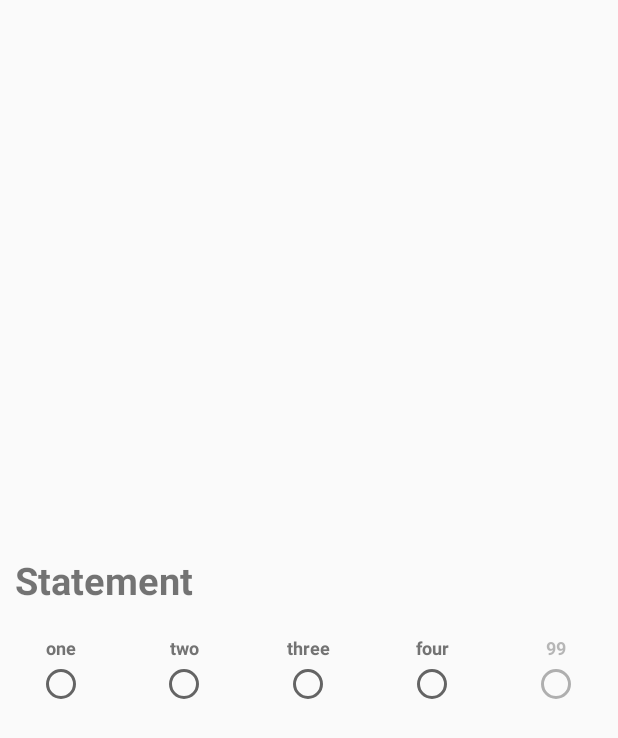
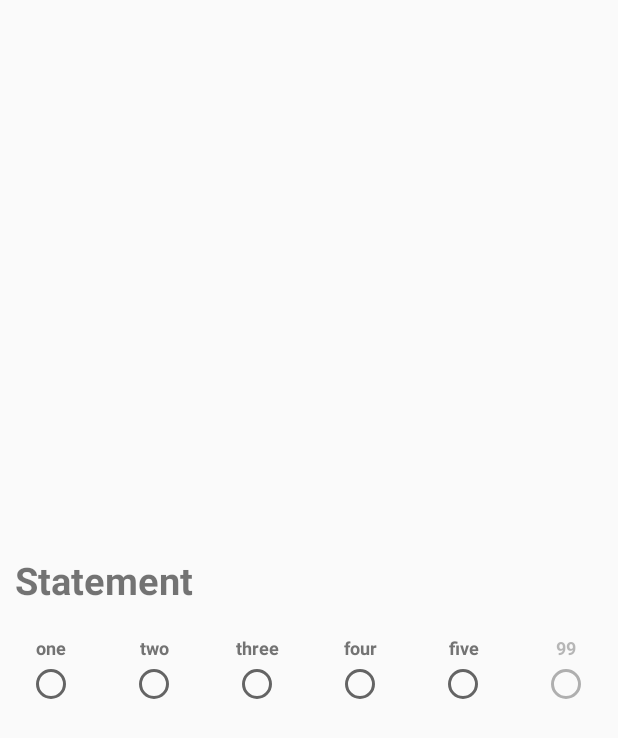
Before and after one commit to rep2si/DieTryinSR, an Android app: the layout fragment_reputation.xml on its own in the app's theme, with its tools: preview values and no code run, on a phone screen of 412 x 824 dp. Shown: the top 738 px of the screen. Run offline under Robolectric (Android 15) with nearby library versions, the phone set to English and light mode, and no system bars.

Commit message:
Fix bug where 5th likert level was never displayed

```diff
--- a/app/src/main/java/com/codytross/dietryinsr/RepFragment.java
+++ b/app/src/main/java/com/codytross/dietryinsr/RepFragment.java
@@ -89,7 +89,7 @@ public class RepFragment extends android.app.Fragment {
 
         Integer NLikertLevels = Integer.parseInt(repActivity.getGameSetting(repActivity.gameStamp, "NlikertLevels"));
 
-        // We are going to do things to all buttons using for loops
+        // List of buttons
         List<RadioButton> allButtons = new ArrayList<>(Arrays.asList(likert1, likert2, likert3, likert4, likert5));
 
         // Set the function of all buttons
--- a/app/src/main/res/layout/fragment_reputation.xml
+++ b/app/src/main/res/layout/fragment_reputation.xml
@@ -92,8 +92,7 @@
                 android:textStyle="bold"
                 android:textColor="#737373"
                 android:gravity="center_horizontal|bottom"
-                android:text="five"
-                android:visibility="gone"/>
+                android:text="five"/>
 
             <RadioButton
                 android:id="@+id/likert99"
--- a/build.gradle
+++ b/build.gradle
@@ -7,7 +7,7 @@ buildscript {
         jcenter()
     }
     dependencies {
-        classpath 'com.android.tools.build:gradle:8.1.3'
+        classpath 'com.android.tools.build:gradle:8.1.4'
 
 
         // NOTE: Do not place your application dependencies here; they belong
```
